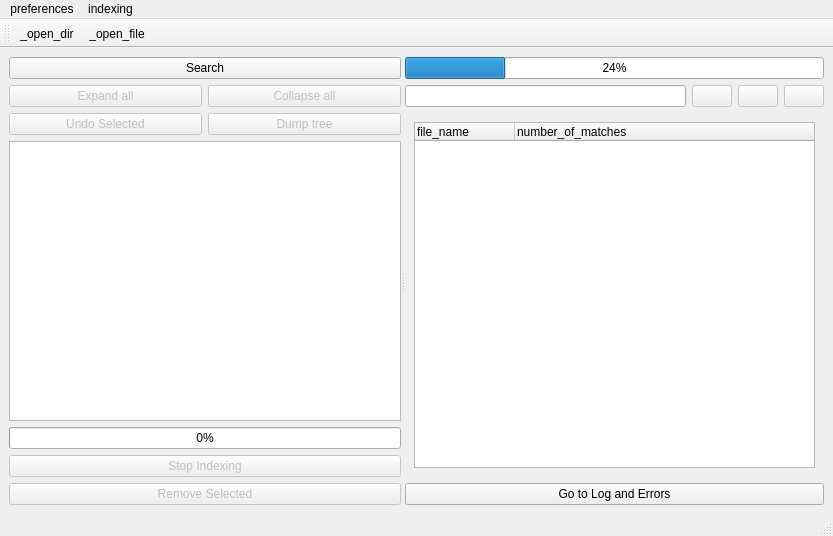
Old version of the form substring_window/MainWindow1.ui in the repository Timoniche/FileUtilities.
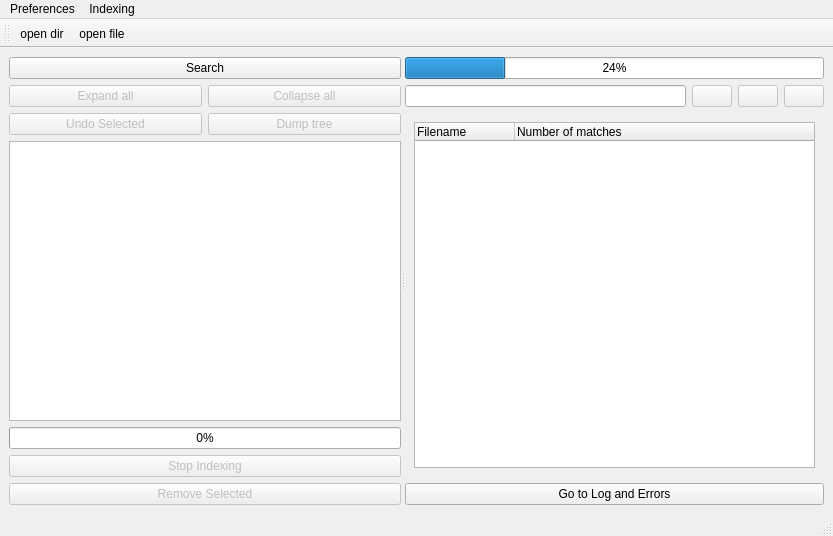
New version of the form.

```diff
--- a/substring_window/MainWindow1.ui
+++ b/substring_window/MainWindow1.ui
@@ -169,12 +169,12 @@
              <widget class="QTreeWidget" name="treeWidget">
               <column>
                <property name="text">
-                <string notr="true">file_name</string>
+                <string notr="true">Filename</string>
                </property>
               </column>
               <column>
                <property name="text">
-                <string>number_of_matches</string>
+                <string>Number of matches</string>
                </property>
               </column>
              </widget>
@@ -231,13 +231,13 @@
    </property>
    <widget class="QMenu" name="menupreferences">
     <property name="title">
-     <string>preferences</string>
+     <string>Preferences</string>
     </property>
     <addaction name="actionchoose_filters"/>
    </widget>
    <widget class="QMenu" name="menuindexing">
     <property name="title">
-     <string>indexing</string>
+     <string>Indexing</string>
     </property>
     <addaction name="action_open_dir"/>
     <addaction name="action_open_file"/>
@@ -266,12 +266,12 @@
   </action>
   <action name="action_open_dir">
    <property name="text">
-    <string>_open_dir</string>
+    <string>open dir</string>
    </property>
   </action>
   <action name="action_open_file">
    <property name="text">
-    <string>_open_file</string>
+    <string>open file</string>
    </property>
   </action>
  </widget>
```
